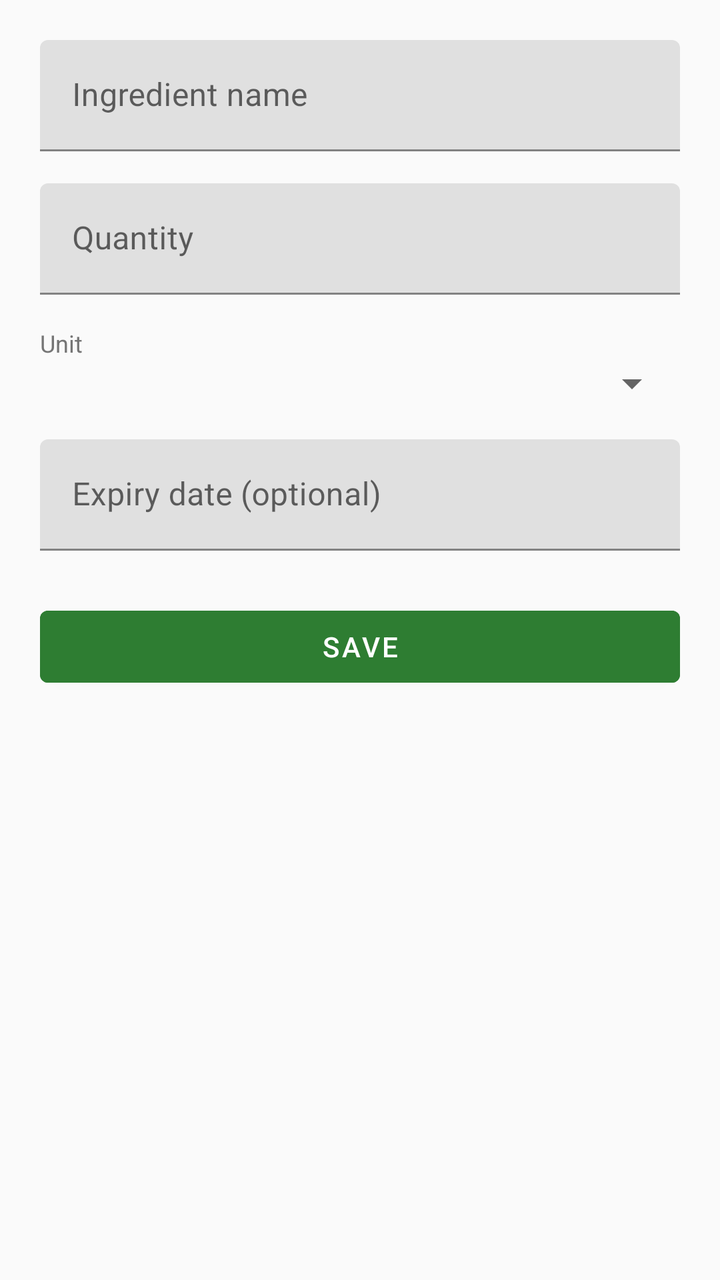
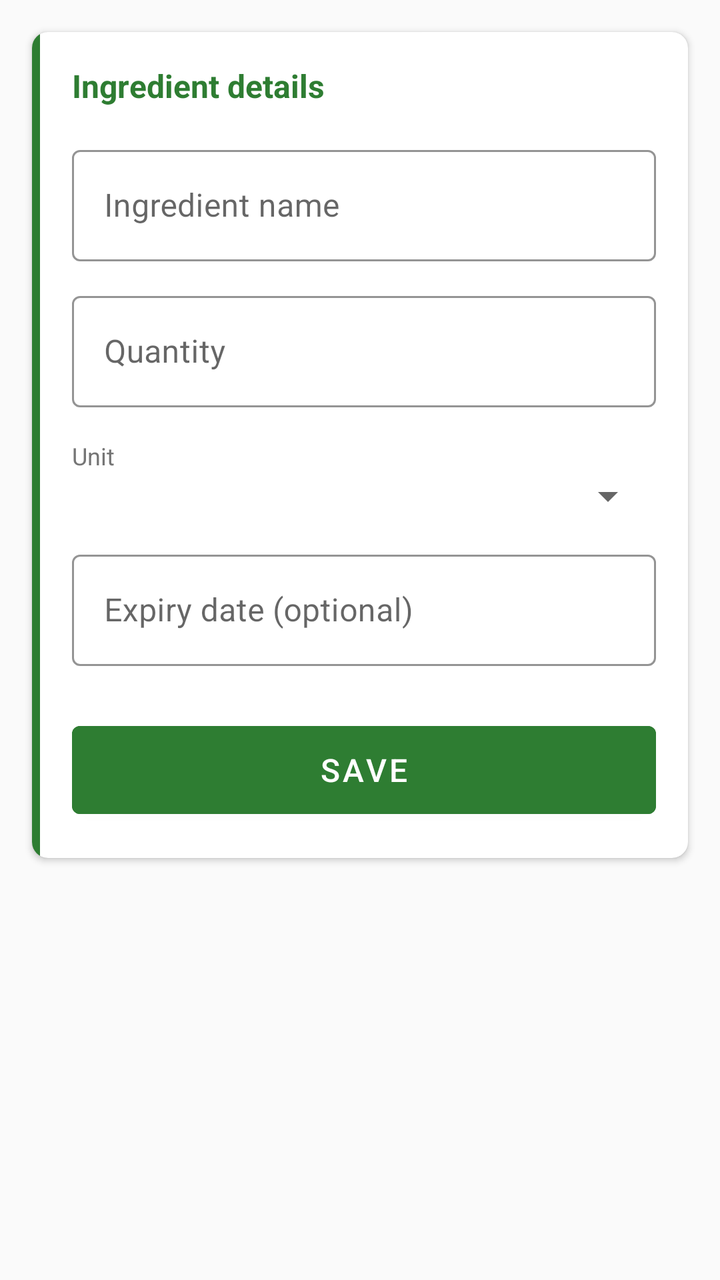

Two renders of the same Android screen: before a commit and after it. Below are the layout's source before the change and the commit's diff.
<!-- AndroidManifest.xml: application theme Theme.SmartPantryManager -->
<!-- res/layout/activity_add_edit_ingredient.xml -->
<?xml version="1.0" encoding="utf-8"?>
<ScrollView xmlns:android="http://schemas.android.com/apk/res/android"
    xmlns:app="http://schemas.android.com/apk/res-auto"
    android:layout_width="match_parent"
    android:layout_height="match_parent"
    android:background="@color/background_light">

    <LinearLayout
        android:layout_width="match_parent"
        android:layout_height="wrap_content"
        android:orientation="vertical"
        android:padding="20dp">

        <com.google.android.material.textfield.TextInputLayout
            android:id="@+id/layoutIngredientName"
            android:layout_width="match_parent"
            android:layout_height="wrap_content"
            android:hint="@string/hint_ingredient_name">

            <com.google.android.material.textfield.TextInputEditText
                android:id="@+id/editIngredientName"
                android:layout_width="match_parent"
                android:layout_height="wrap_content"
                android:inputType="textCapWords" />
        </com.google.android.material.textfield.TextInputLayout>

        <com.google.android.material.textfield.TextInputLayout
            android:id="@+id/layoutQuantity"
            android:layout_width="match_parent"
            android:layout_height="wrap_content"
            android:layout_marginTop="16dp"
            android:hint="@string/hint_quantity">

            <com.google.android.material.textfield.TextInputEditText
                android:id="@+id/editQuantity"
                android:layout_width="match_parent"
                android:layout_height="wrap_content"
                android:inputType="numberDecimal" />
        </com.google.android.material.textfield.TextInputLayout>

        <TextView
            android:layout_width="wrap_content"
            android:layout_height="wrap_content"
            android:layout_marginTop="16dp"
            android:text="@string/hint_unit"
            android:textColor="@color/text_secondary"
            android:textSize="12sp" />

        <Spinner
            android:id="@+id/spinnerUnit"
            android:layout_width="match_parent"
            android:layout_height="wrap_content" />

        <com.google.android.material.textfield.TextInputLayout
            android:id="@+id/layoutExpiryDate"
            android:layout_width="match_parent"
            android:layout_height="wrap_content"
            android:layout_marginTop="16dp"
            android:hint="@string/hint_expiry_date">

            <com.google.android.material.textfield.TextInputEditText
                android:id="@+id/editExpiryDate"
                android:layout_width="match_parent"
                android:layout_height="wrap_content"
                android:focusable="false"
                android:clickable="true" />
        </com.google.android.material.textfield.TextInputLayout>

        <com.google.android.material.button.MaterialButton
            android:id="@+id/buttonSaveIngredient"
            android:layout_width="match_parent"
            android:layout_height="wrap_content"
            android:layout_marginTop="24dp"
            android:backgroundTint="@color/pantry_green"
            android:text="Save" />

    </LinearLayout>

</ScrollView>
<!-- resources referenced by this layout -->
<resources>
  <color name="background_light">#FAFAFA</color>
  <color name="pantry_green">#2E7D32</color>
  <color name="text_secondary">#757575</color>
  <string name="hint_expiry_date">Expiry date (optional)</string>
  <string name="hint_ingredient_name">Ingredient name</string>
  <string name="hint_quantity">Quantity</string>
  <string name="hint_unit">Unit</string>
  <style name="Theme.SmartPantryManager" parent="Theme.MaterialComponents.DayNight">
          <item name="colorPrimary">@color/pantry_green</item>
          <item name="colorPrimaryDark">@color/pantry_green_dark</item>
          <item name="colorOnPrimary">@color/white</item>
          <item name="colorSecondary">@color/pantry_orange</item>
          <item name="colorOnSecondary">@color/white</item>
          <item name="android:windowBackground">@color/background_light</item>
          <item name="android:textColorPrimary">@color/text_dark</item>
      </style>
  <color name="pantry_green_dark">#1B5E20</color>
  <color name="white">#FFFFFF</color>
  <color name="pantry_orange">#EF6C00</color>
  <color name="text_dark">#212121</color>
</resources>

<!-- the commit's change to res/layout/activity_add_edit_ingredient.xml (unified diff, before → after) -->
@@ -5,75 +5,116 @@
     android:layout_height="match_parent"
     android:background="@color/background_light">
 
-    <LinearLayout
+    <androidx.cardview.widget.CardView
         android:layout_width="match_parent"
         android:layout_height="wrap_content"
-        android:orientation="vertical"
-        android:padding="20dp">
+        android:layout_margin="16dp"
+        app:cardBackgroundColor="@color/surface_color"
+        app:cardCornerRadius="8dp"
+        app:cardElevation="2dp">
 
-        <com.google.android.material.textfield.TextInputLayout
-            android:id="@+id/layoutIngredientName"
+        <LinearLayout
             android:layout_width="match_parent"
             android:layout_height="wrap_content"
-            android:hint="@string/hint_ingredient_name">
+            android:orientation="horizontal">
 
-            <com.google.android.material.textfield.TextInputEditText
-                android:id="@+id/editIngredientName"
+            <View
+                android:layout_width="4dp"
+                android:layout_height="match_parent"
+                android:background="@color/pantry_green" />
+
+            <LinearLayout
                 android:layout_width="match_parent"
                 android:layout_height="wrap_content"
-                android:inputType="textCapWords" />
-        </com.google.android.material.textfield.TextInputLayout>
+                android:orientation="vertical"
+                android:padding="16dp">
 
-        <com.google.android.material.textfield.TextInputLayout
-            android:id="@+id/layoutQuantity"
-            android:layout_width="match_parent"
-            android:layout_height="wrap_content"
-            android:layout_marginTop="16dp"
-            android:hint="@string/hint_quantity">
+                <TextView
+                    android:layout_width="wrap_content"
+                    android:layout_height="wrap_content"
+                    android:text="Ingredient details"
+                    android:textSize="16sp"
+                    android:textStyle="bold"
+                    android:textColor="@color/pantry_green" />
 
-            <com.google.android.material.textfield.TextInputEditText
-                android:id="@+id/editQuantity"
-                android:layout_width="match_parent"
-                android:layout_height="wrap_content"
-                android:inputType="numberDecimal" />
-        </com.google.android.material.textfield.TextInputLayout>
+                <com.google.android.material.textfield.TextInputLayout
+                    android:id="@+id/layoutIngredientName"
+                    style="@style/Widget.MaterialComponents.TextInputLayout.OutlinedBox"
+                    android:layout_width="match_parent"
+                    android:layout_height="wrap_content"
+                    android:layout_marginTop="16dp"
+                    android:hint="@string/hint_ingredient_name"
+                    app:boxStrokeColor="@color/pantry_green"
+                    app:hintTextColor="@color/pantry_green">
 
-        <TextView
-            android:layout_width="wrap_content"
-            android:layout_height="wrap_content"
-            android:layout_marginTop="16dp"
-            android:text="@string/hint_unit"
-            android:textColor="@color/text_secondary"
-            android:textSize="12sp" />
+                    <com.google.android.material.textfield.TextInputEditText
+                        android:id="@+id/editIngredientName"
+                        android:layout_width="match_parent"
+                        android:layout_height="wrap_content"
+                        android:inputType="textCapWords" />
+                </com.google.android.material.textfield.TextInputLayout>
 
-        <Spinner
-            android:id="@+id/spinnerUnit"
-            android:layout_width="match_parent"
-            android:layout_height="wrap_content" />
+                <com.google.android.material.textfield.TextInputLayout
+                    android:id="@+id/layoutQuantity"
+                    style="@style/Widget.MaterialComponents.TextInputLayout.OutlinedBox"
+                    android:layout_width="match_parent"
+                    android:layout_height="wrap_content"
+                    android:layout_marginTop="12dp"
+                    android:hint="@string/hint_quantity"
+                    app:boxStrokeColor="@color/pantry_green"
+                    app:hintTextColor="@color/pantry_green">
 
-        <com.google.android.material.textfield.TextInputLayout
-            android:id="@+id/layoutExpiryDate"
-            android:layout_width="match_parent"
-            android:layout_height="wrap_content"
-            android:layout_marginTop="16dp"
-            android:hint="@string/hint_expiry_date">
+                    <com.google.android.material.textfield.TextInputEditText
+                        android:id="@+id/editQuantity"
+                        android:layout_width="match_parent"
+                        android:layout_height="wrap_content"
+                        android:inputType="numberDecimal" />
+                </com.google.android.material.textfield.TextInputLayout>
 
-            <com.google.android.material.textfield.TextInputEditText
-                android:id="@+id/editExpiryDate"
-                android:layout_width="match_parent"
-                android:layout_height="wrap_content"
-                android:focusable="false"
-                android:clickable="true" />
-        </com.google.android.material.textfield.TextInputLayout>
+                <TextView
+                    android:layout_width="wrap_content"
+                    android:layout_height="wrap_content"
+                    android:layout_marginTop="16dp"
+                    android:text="@string/hint_unit"
+                    android:textColor="@color/text_secondary"
+                    android:textSize="12sp" />
 
-        <com.google.android.material.button.MaterialButton
-            android:id="@+id/buttonSaveIngredient"
-            android:layout_width="match_parent"
-            android:layout_height="wrap_content"
-            android:layout_marginTop="24dp"
-            android:backgroundTint="@color/pantry_green"
-            android:text="Save" />
+                <Spinner
+                    android:id="@+id/spinnerUnit"
+                    android:layout_width="match_parent"
+                    android:layout_height="wrap_content" />
 
-    </LinearLayout>
+                <com.google.android.material.textfield.TextInputLayout
+                    android:id="@+id/layoutExpiryDate"
+                    style="@style/Widget.MaterialComponents.TextInputLayout.OutlinedBox"
+                    android:layout_width="match_parent"
+                    android:layout_height="wrap_content"
+                    android:layout_marginTop="12dp"
+                    android:hint="@string/hint_expiry_date"
+                    app:boxStrokeColor="@color/pantry_orange"
+                    app:hintTextColor="@color/pantry_orange">
+
+                    <com.google.android.material.textfield.TextInputEditText
+                        android:id="@+id/editExpiryDate"
+                        android:layout_width="match_parent"
+                        android:layout_height="wrap_content"
+                        android:focusable="false"
+                        android:clickable="true" />
+                </com.google.android.material.textfield.TextInputLayout>
+
+                <com.google.android.material.button.MaterialButton
+                    android:id="@+id/buttonSaveIngredient"
+                    android:layout_width="match_parent"
+                    android:layout_height="56dp"
+                    android:layout_marginTop="24dp"
+                    android:backgroundTint="@color/pantry_green"
+                    android:text="Save"
+                    android:textSize="16sp" />
+
+            </LinearLayout>
+
+        </LinearLayout>
+
+    </androidx.cardview.widget.CardView>
 
 </ScrollView>
<!-- resource entries referenced after the edit -->
@@ -19,6 +19,7 @@
   <color name="pantry_green_dark">#1B5E20</color>
   <color name="white">#FFFFFF</color>
   <color name="pantry_orange">#EF6C00</color>
+  <color name="surface_color">#FFFFFF</color>
   <color name="text_dark">#212121</color>
 </resources>
 
